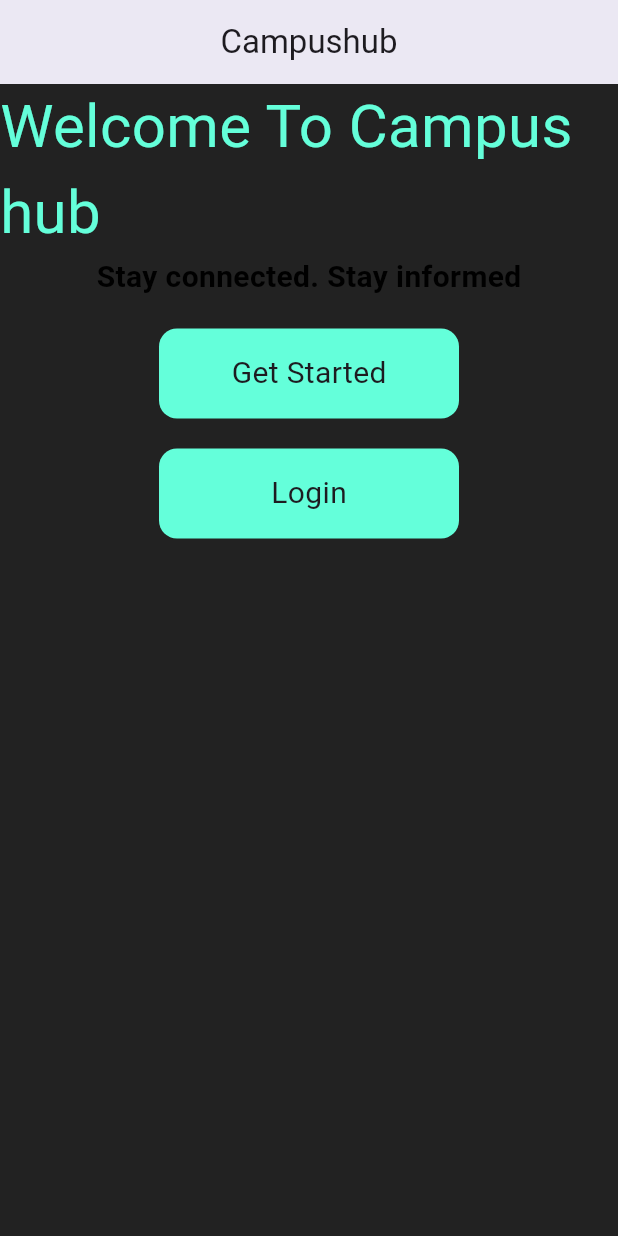
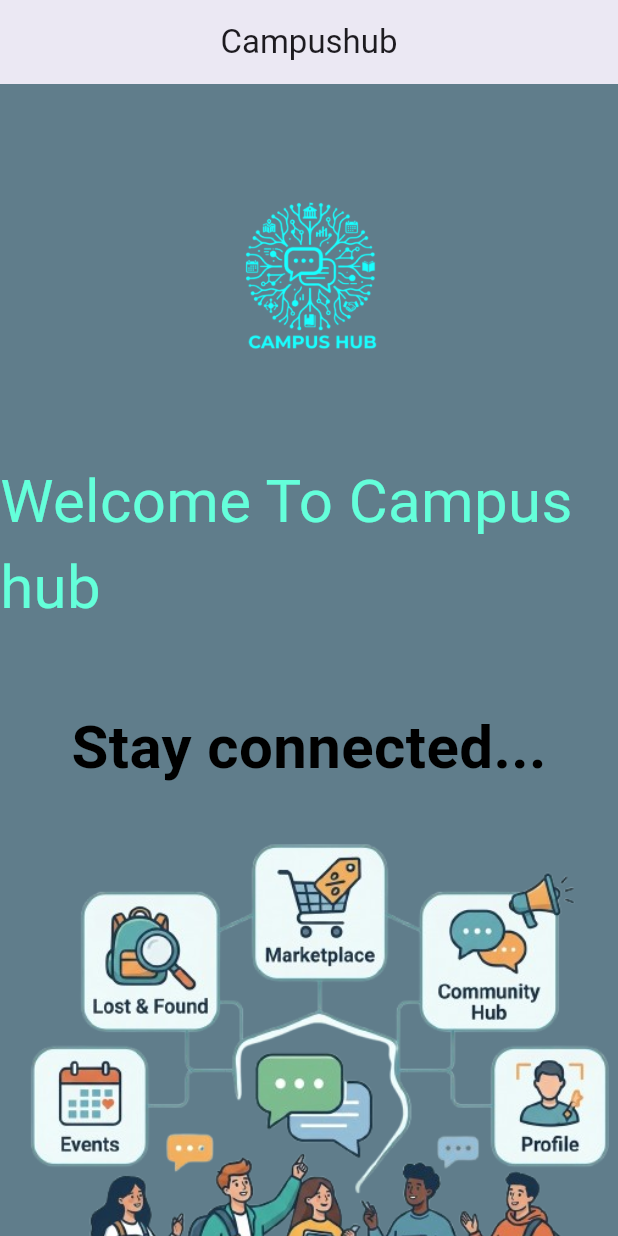
Before and after one commit to Yvonne-Tashy/Campushub, a Flutter app: the screen it shows after launch, on a phone screen of 412 x 824 dp. Run offline on Flutter 3.47's test engine with Material 3 defaults, Android fonts, the phone set to English and light mode, and no system bars.

Commit message:
Campus Hub update

```diff
--- a/lib/features/auth/presentation/pages/welcome_page.dart
+++ b/lib/features/auth/presentation/pages/welcome_page.dart
@@ -12,7 +12,7 @@ class _WelcomePageState extends State<WelcomePage> {
   @override
   Widget build(BuildContext context) {
     return Scaffold(
-      backgroundColor: Colors.black87,
+      backgroundColor: Colors.blueGrey,
       appBar: AppBar(
         title: const Text("Campushub"),
         centerTitle: true,
@@ -23,18 +23,29 @@ class _WelcomePageState extends State<WelcomePage> {
         child: Center(
           child: Column(
             children: [
+              Center(
+                child: Image.asset("assets/CH.logo.png", height: 250, width: 200,
+                color: Colors.cyanAccent,),
+              ),
               Text("Welcome To Campus hub",
               style: TextStyle(
                 fontSize: 40,
                 color: Colors.tealAccent,
                 fontWeight: FontWeight.w400
               ),),
-              Text("Stay connected. Stay informed",
+              SizedBox(height: 50,),
+              Text("Stay connected...",
               style: TextStyle(
                 color: Colors.black,
-                fontSize: 20,
+                fontSize: 40,
                 fontWeight: FontWeight.bold
               ),),
+              SizedBox(height: 20,),
+              Container(
+                height: 400,
+                width: 400,
+                child: Image.asset("assets/CH.welcome.png", fit: BoxFit.cover,),
+              ),
               SizedBox(height: 20,),
               AppButton(
                 text: "Get Started",
--- a/lib/shared/widgets/app_button.dart
+++ b/lib/shared/widgets/app_button.dart
@@ -17,7 +17,7 @@ class AppButton extends StatelessWidget {
       onTap: onPressed,
       child: Container(
         height: 60,
-        width: 200,
+        width: 400,
         decoration: BoxDecoration(
           borderRadius: BorderRadius.circular(12),
           color: Colors.tealAccent
--- a/pubspec.yaml
+++ b/pubspec.yaml
@@ -58,8 +58,8 @@ flutter:
   uses-material-design: true
 
   # To add assets to your application, add an assets section, like this:
-  # assets:
-  #   - images/a_dot_burr.jpeg
+  assets:
+   - assets/
   #   - images/a_dot_ham.jpeg
 
   # An image asset can refer to one or more resolution-specific "variants", see
```
Also changed, not shown: assets/CH.logo.png (added), assets/CH.welcome.png (added).
